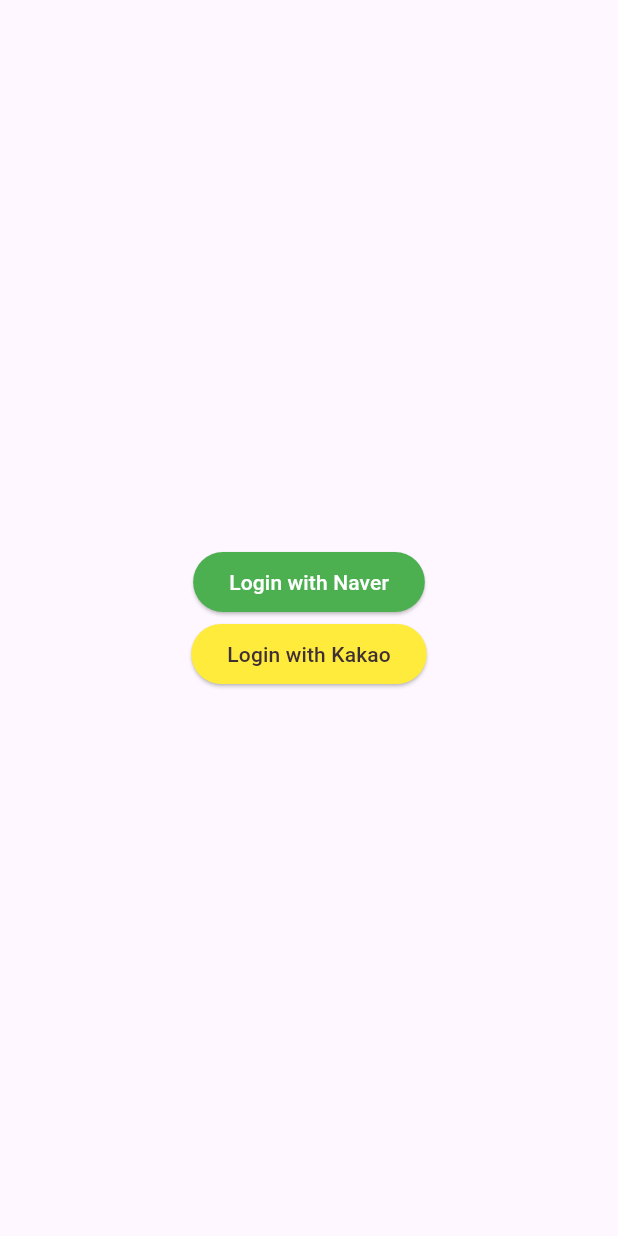
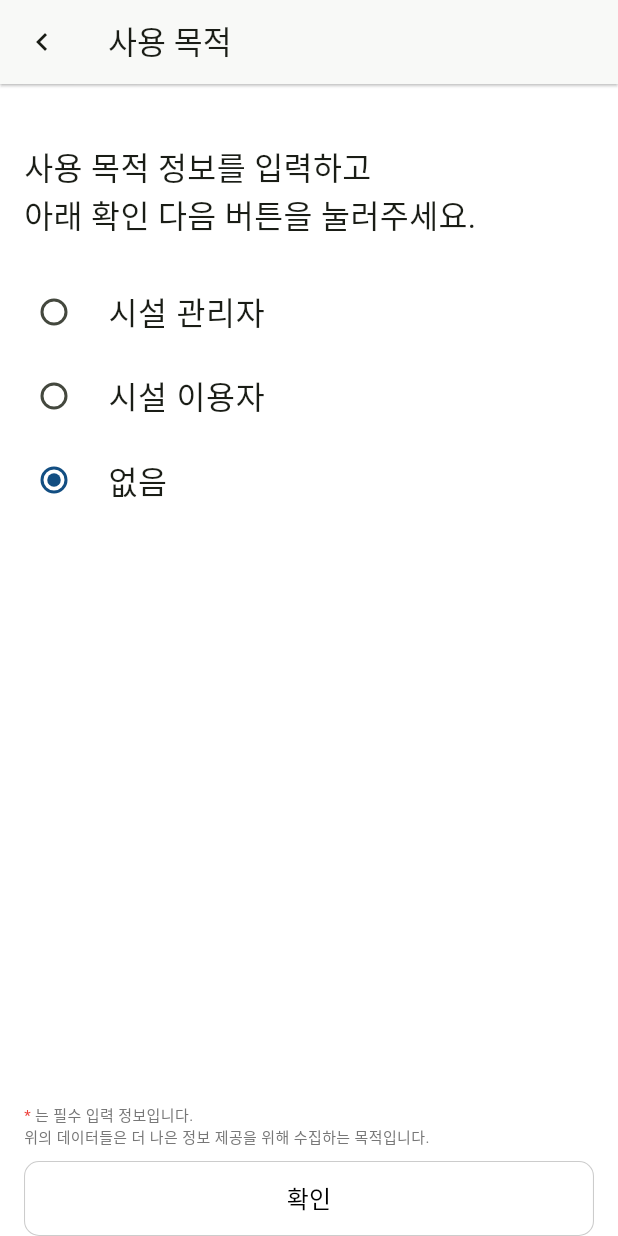
Before and after one commit to Happi3r/homeless_one5tars_mobile, a Flutter app: the screen it shows after launch, on a phone screen of 412 x 824 dp. Run offline on Flutter 3.47's test engine with Material 3 defaults, Android fonts, the phone set to English and light mode, and no system bars; our stand-ins replace flutter_dotenv, flutter_secure_storage; missing offline and left inert: dart:ffi, flutter_naver_login, kakao_flutter_sdk; Roboto replaces fonts that are missing (Regular, SemiBold, Thin); project files that could hold a hidden picture were left out.

Commit message:
feat: add custom scaffold

```diff
--- a/lib/main.dart
+++ b/lib/main.dart
@@ -1,5 +1,7 @@
 import 'package:flutter/material.dart';
 import 'package:homeless/screens/login.dart';
+import 'package:homeless/screens/signIn/InputUsage.dart';
+import 'package:homeless/theme/textStyle.dart';
 import 'package:kakao_flutter_sdk/kakao_flutter_sdk.dart';
 import 'package:flutter_dotenv/flutter_dotenv.dart';
 
@@ -21,11 +23,9 @@
   Widget build(BuildContext context) {
     return MaterialApp(
       title: 'Flutter Demo',
-      theme: ThemeData(
-        colorScheme: ColorScheme.fromSeed(seedColor: Colors.deepPurple),
-        useMaterial3: true,
-      ),
-      home: const LoginView(),
+      theme: HomelessTextTheme.lightTheme,
+      darkTheme: HomelessTextTheme.darkTheme,
+      home: const InputUsagePage(),
     );
   }
 }
--- /dev/null
+++ b/lib/model/json.dart
@@ -0,0 +1 @@
+typedef JSON = Map<String, dynamic>;
--- /dev/null
+++ b/lib/screens/signIn/InputUsage.dart
@@ -0,0 +1,54 @@
+import 'package:flutter/material.dart';
+import 'package:homeless/theme/color.dart';
+import 'package:homeless/theme/textStyle.dart';
+import 'package:homeless/view/ContentTopSpacer.dart';
+
+import '../../view/GenericScaffold.dart';
+
+class InputUsagePage extends StatefulWidget {
+  const InputUsagePage({super.key});
+
+  @override
+  State<InputUsagePage> createState() => _InputUsagePageState();
+}
+
+class _InputUsagePageState extends State<InputUsagePage> {
+  UserRule rule = UserRule.NotRole;
+
+  @override
+  Widget build(BuildContext context) {
+    return GenericScaffold(
+      appBarTitle:  "사용 목적",
+      appBarLeading: () {},
+      okButtonAction: () {},
+      content: Column(
+        mainAxisAlignment: MainAxisAlignment.start,
+        children: UserRule.values.map((e) {
+          return RadioListTile(
+              contentPadding: const EdgeInsets.only(right: 0),
+              title: Text(
+                e.name,
+                style: HomelessTextTheme.lg,
+              ),
+              value: e,
+              groupValue: rule,
+              activeColor: HomelessColor.success,
+              onChanged: (value) {
+                rule = value!;
+                setState(() {});
+              });
+        }).toList(),
+      ),
+    );
+  }
+}
+
+enum UserRule {
+  Admin(name: "시설 관리자"),
+  User(name: "시설 이용자"),
+  NotRole(name: "없음");
+
+  final String name;
+
+  const UserRule({required this.name});
+}
--- a/lib/theme/color.dart
+++ b/lib/theme/color.dart
@@ -10,5 +10,6 @@
   static const Color darkText = Color(0xFF464646);
   static const Color background = Color(0xFFFFFFFF);
   static const Color darkBackground = Color(0xFF2B2B2B);
-  static const Color secondary = Color(0xFFAAAAAA);
+  static const Color secondary = Color(0xFF777777);
+  static const Color darkSecondary = Color(0xFFAAAAAA);
 }
--- a/lib/theme/spacing.dart
+++ b/lib/theme/spacing.dart
@@ -4,5 +4,5 @@
   static const double md = 12.0;
   static const double lg = 16.0;
   static const double xl = 20.0;
-  static const double xll = 24.0;
+  static const double xxl = 24.0;
 }
--- a/lib/theme/textStyle.dart
+++ b/lib/theme/textStyle.dart
@@ -50,7 +50,7 @@
         outline: HomelessColor.line,
         tertiary: HomelessColor.success,
         onTertiary: HomelessColor.onSuccess,
-        secondary: HomelessColor.secondary
+        secondary: HomelessColor.darkSecondary
     ),
   );
 }
--- /dev/null
+++ b/lib/view/ContentTopSpacer.dart
@@ -0,0 +1,10 @@
+import 'package:flutter/material.dart';
+
+class ContentSpacer extends StatelessWidget {
+  const ContentSpacer({super.key});
+
+  @override
+  Widget build(BuildContext context) {
+    return const SizedBox(height: 40, width: double.infinity,);
+  }
+}
--- /dev/null
+++ b/lib/view/GenericScaffold.dart
@@ -0,0 +1,117 @@
+import 'package:flutter/cupertino.dart';
+import 'package:flutter/material.dart';
+import 'package:homeless/theme/spacing.dart';
+import 'package:kakao_flutter_sdk/kakao_flutter_sdk.dart';
+
+import '../screens/signIn/InputUsage.dart';
+import '../theme/color.dart';
+import '../theme/textStyle.dart';
+import 'ContentTopSpacer.dart';
+
+class GenericScaffold extends StatelessWidget {
+  const GenericScaffold(
+      {super.key,
+      required this.appBarTitle,
+      required this.appBarLeading,
+      required this.okButtonAction,
+      required this.content});
+
+  final String appBarTitle;
+  final VoidCallback appBarLeading;
+  final VoidCallback okButtonAction;
+  final Widget content;
+
+  @override
+  Widget build(BuildContext context) {
+    final theme = Theme.of(context);
+    return Scaffold(
+      appBar: AppBar(
+        centerTitle: false,
+        title: Text(
+          "사용 목적",
+          textAlign: TextAlign.start,
+          style: HomelessTextTheme.lg,
+        ),
+        backgroundColor: Colors.white,
+        elevation: 0.78,
+        shadowColor: HomelessColor.text,
+        leading: IconButton(
+            onPressed: () {
+              appBarLeading();
+            },
+            icon: const Icon(Icons.chevron_left)),
+      ),
+      backgroundColor: Colors.white,
+      body: SafeArea(
+          child: Padding(
+        padding: const EdgeInsets.symmetric(horizontal: Spacing.lg),
+        child: Column(
+          children: [
+            const ContentSpacer(),
+            SizedBox(
+              width: double.infinity,
+              child: Text(
+                "사용 목적 정보를 입력하고\n아래 확인 다음 버튼을 눌러주세요.",
+                textAlign: TextAlign.start,
+                style: HomelessTextTheme.lg,
+              ),
+            ),
+            const SizedBox(height: Spacing.xl),
+            content,
+            Expanded(
+              child: Column(
+                mainAxisAlignment: MainAxisAlignment.end,
+                children: [
+                  Row(
+                    children: [
+                      Text(
+                        "*",
+                        textAlign: TextAlign.start,
+                        style: HomelessTextTheme.xxs
+                            .copyWith(color: HomelessColor.onError),
+                      ),
+                      Text(
+                        " 는 필수 입력 정보입니다.",
+                        textAlign: TextAlign.start,
+                        style: HomelessTextTheme.xxs
+                            .copyWith(color: theme.colorScheme.secondary),
+                      )
+                    ],
+                  ),
+                  SizedBox(
+                      width: double.infinity,
+                      child: Text(
+                        "위의 데이터들은 더 나은 정보 제공을 위해 수집하는 목적입니다.",
+                        textAlign: TextAlign.start,
+                        style: HomelessTextTheme.xxs
+                            .copyWith(color: theme.colorScheme.secondary),
+                      )),
+                  const SizedBox(height: Spacing.sm),
+                  SizedBox(
+                    width: double.infinity,
+                    height: 50,
+                    child: TextButton(
+                        style: TextButton.styleFrom(
+                            side: BorderSide(
+                                color: theme.colorScheme.outline, width: 0.7),
+                            shape: RoundedRectangleBorder(
+                              borderRadius: BorderRadius.circular(10),
+                            )),
+                        onPressed: () {
+                          okButtonAction();
+                        },
+                        child: Text(
+                          "확인",
+                          style: HomelessTextTheme.sm
+                              .copyWith(color: theme.colorScheme.onPrimary),
+                        )),
+                  )
+                ],
+              ),
+            )
+          ],
+        ),
+      )),
+    );
+  }
+}
```
Also changed, not shown: lib/model/coOp.dart (added, +72 -0 lines), lib/model/coOpList.dart (added, +38 -0 lines), lib/model/tag.dart (added, +25 -0 lines), lib/model/work-post.dart (added, +91 -0 lines), 2 other files.
